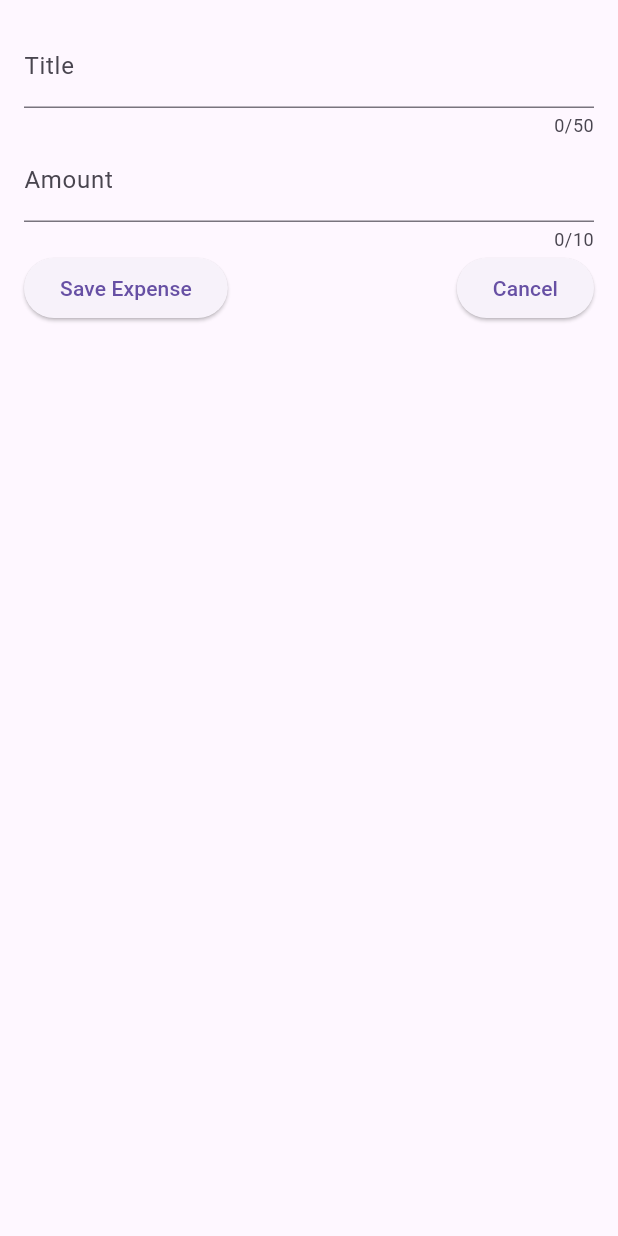
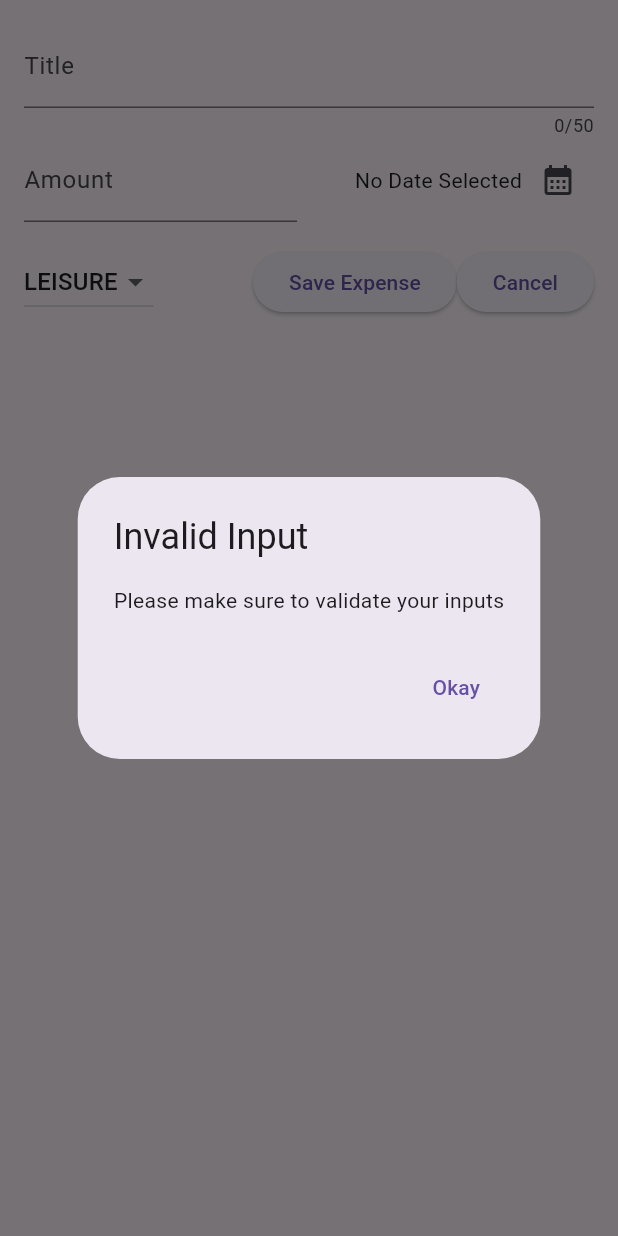
Before and after one commit to Moayad-H/E-xpenseTracker, a Flutter app: what newExpense() shows on an empty page, opened directly, after a tap on "Save Expense", on a phone screen of 412 x 824 dp. Run offline on Flutter 3.47's test engine with Material 3 defaults, Android fonts, the phone set to English and light mode, and no system bars; missing offline and left inert: dart:ffi.

Commit message:
added input validation for adding expenses

```diff
--- a/tracker_app/lib/widgets/expenses.dart
+++ b/tracker_app/lib/widgets/expenses.dart
@@ -13,7 +13,7 @@ class Expenses extends StatefulWidget {
 }
 
 class _ExpensesState extends State<Expenses> {
-  final List<Expense> _registeredExpenses = [
+    List<Expense> _registeredExpenses = [
     Expense(
         amount: 99,
         dateTime: DateTime.now(),
--- a/tracker_app/lib/widgets/new_expense/new_expense.dart
+++ b/tracker_app/lib/widgets/new_expense/new_expense.dart
@@ -1,7 +1,10 @@
+import 'dart:ffi';
+
 import 'package:flutter/material.dart';
+import 'package:tracker_app/models/expense.dart';
 
 class newExpense extends StatefulWidget {
-  newExpense({super.key});
+  const  newExpense({super.key});
   @override
   State<newExpense> createState() {
     // TODO: implement createState
@@ -12,18 +15,56 @@ class newExpense extends StatefulWidget {
 class _newExpense extends State<newExpense> {
   final _titleController = TextEditingController();
   final _amountController = TextEditingController();
+  DateTime? _selectedDate;
+  Category _selectedCategory = Category.leisure;
   @override
   void dispose() {
     _titleController.dispose();
     _amountController.dispose();
     super.dispose();
   }
+  void createNewExpense(){
+
+}
+  void _submitData() {
+    final enteredAmount = double.tryParse(_amountController.text);
+    final amountIsInvalid = enteredAmount == null || enteredAmount <= 0;
+    if (_titleController.text.trim().isEmpty ||
+        amountIsInvalid ||
+        _selectedDate == null) {
+      //error
+      showDialog(
+          context: context,
+          builder: (ctx) => AlertDialog(
+                title: const Text("Invalid Input"),
+                content: const Text("Please make sure to validate your inputs"),
+                actions: [
+                  TextButton(
+                      onPressed: () {
+                        Navigator.pop(ctx);
+                      },
+                      child: const Text("Okay"))
+                ],
+              ));
+      return;
+    }
+  }
+
 /*
   var _enteredTitle = '';
   void _saveTitleInput(String inputValue) {
     _enteredTitle = inputValue;
   }
 */
+  void _presentDatePicker() async {
+    final now = DateTime.now();
+    final first = DateTime(now.year - 1, now.month, now.day);
+    final pickedDate = await showDatePicker(
+        context: context, initialDate: now, firstDate: first, lastDate: now);
+    setState(() {
+      _selectedDate = pickedDate;
+    });
+  }
 
   @override
   Widget build(BuildContext context) {
@@ -38,23 +79,62 @@ class _newExpense extends State<newExpense> {
           keyboardType: TextInputType.text,
           decoration: const InputDecoration(label: Text("Title")),
         ),
-        TextField(
-          controller: _amountController,
-          maxLength: 10,
-          keyboardType: TextInputType.number,
-          decoration:
-              const InputDecoration(prefix: Text('\$ '), label: Text("Amount")),
+        Row(
+          children: [
+            Expanded(
+              child: TextField(
+                controller: _amountController,
+                keyboardType: TextInputType.number,
+                decoration: const InputDecoration(
+                    prefix: Text('\$ '), label: Text("Amount")),
+              ),
+            ),
+            const SizedBox(
+              width: 16,
+            ),
+            Expanded(
+              child: Row(
+                mainAxisAlignment: MainAxisAlignment.end,
+                crossAxisAlignment: CrossAxisAlignment.center,
+                children: [
+                  Text(_selectedDate == null
+                      ? 'No Date Selected'
+                      : formatter.format(_selectedDate!)),
+                  IconButton(
+                      onPressed: _presentDatePicker,
+                      icon: const Icon(Icons.calendar_month))
+                ],
+              ),
+            )
+          ],
+        ),
+        const SizedBox(
+          height: 16,
         ),
         //add textfield for amount of expense to be created
         Row(
           children: [
+            DropdownButton(
+                value: _selectedCategory,
+                items: Category.values
+                    .map(
+                      (cat) => DropdownMenuItem(
+                        value: cat,
+                        child: Text(cat.name.toUpperCase()),
+                      ),
+                    )
+                    .toList(),
+                onChanged: (value) {
+                  if (value == null) {
+                    return;
+                  }
+                  setState(() {
+                    _selectedCategory = value;
+                  });
+                }),
+            const Spacer(),
             ElevatedButton(
-                onPressed: () {
-                  print(_titleController.text);
-                  print(_amountController.text);
-                },
-                child: const Text("Save Expense")),
-            const Spacer(),
+                onPressed: _submitData, child: const Text("Save Expense")),
             ElevatedButton(
                 onPressed: () {
                   Navigator.pop(context);
```
